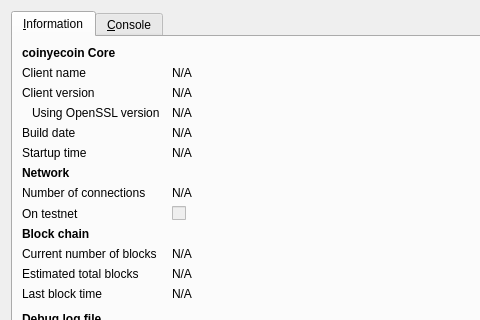
This is src/qt/forms/rpcconsole.ui in bityecoin/coinyecoin as Qt 5 draws it before an edit; both pictures show x 0 to 480 and y 0 to 320 of the 740 by 450 pixel window. The edited form follows.
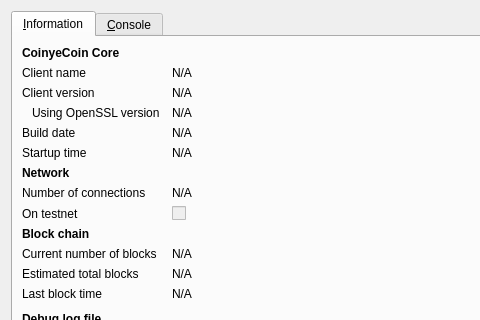
This is the edited form. Icons and pictures are not drawn.

Patch:
```diff
--- a/src/qt/forms/rpcconsole.ui
+++ b/src/qt/forms/rpcconsole.ui
@@ -36,7 +36,7 @@
           </font>
          </property>
          <property name="text">
-          <string>coinyecoin Core</string>
+          <string>CoinyeCoin Core</string>
          </property>
         </widget>
        </item>
```
Left out of the diff: 6 changed lines with no effect on the pictures.
